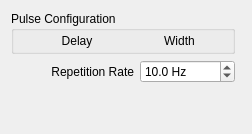
Above: pulseconfigwidget.ui from kncrabtree/blackchirp before the change. Below: the same form after it.
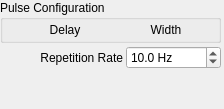
That is the form after the change. Custom widgets are drawn as their Qt base class.

Commit message: More UI tweaks for smaller window sizes

Diff of the .ui file:
```diff
--- a/pulseconfigwidget.ui
+++ b/pulseconfigwidget.ui
@@ -6,6 +6,21 @@
    <string>Form</string>
   </property>
   <layout class="QHBoxLayout" name="horizontalLayout_2" stretch="0,1">
+   <property name="spacing">
+    <number>3</number>
+   </property>
+   <property name="leftMargin">
+    <number>0</number>
+   </property>
+   <property name="topMargin">
+    <number>0</number>
+   </property>
+   <property name="rightMargin">
+    <number>0</number>
+   </property>
+   <property name="bottomMargin">
+    <number>0</number>
+   </property>
    <item>
     <layout class="QVBoxLayout" name="verticalLayout" stretch="1,0,1">
      <item>
```
The commit also changes 4 other files.
